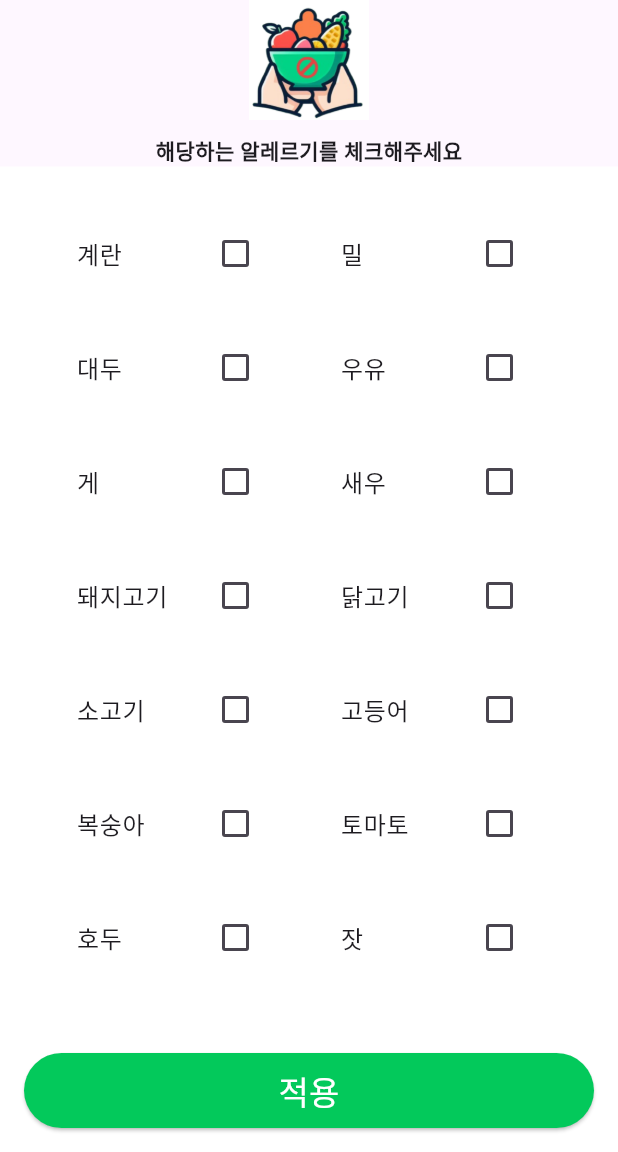
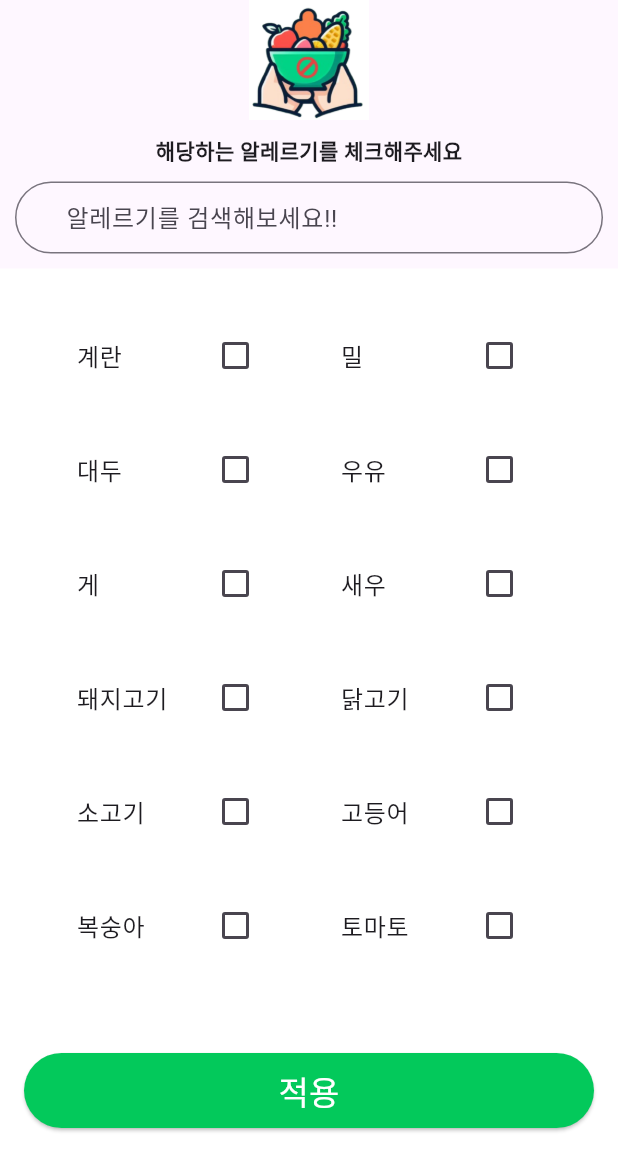
Before and after one commit to kimnambin/banergy, a Flutter app: the FilteringPage screen opened directly, on a phone screen of 412 x 824 dp, the part 84-1236 px from its top. Run offline on Flutter 3.47's test engine with Material 3 defaults, Android fonts, the light colour scheme and no system bars; our stand-ins replace beamer, carousel_slider, flutter_dotenv, image_cropper, image_picker, permission_handler and 3 more; missing offline and left inert: qr_bar_code_scanner_dialog; accounts and stored records are empty; network calls fail; Roboto replaces fonts that are missing (PretendardBold, PretendardSemiBold).

Commit message:
필터링 검색 추가

```diff
--- a/ip.txt
+++ b/ip.txt
@@ -66,6 +66,7 @@ ip 주소 수정해야 하는 부분
 //06월 27일 -> 찜한 상품들 보기 + 삭제 완료 (메인 페이지 어떻게 할지 고민...) + (찜 보는 UI 물어보기)
 //07월 02일 -> 메인 페이지 수정 (좋아요 누른 상품들 제외하고 보여주기)
 //07월 03일 -> 필터링 화면 , 메인 (유저 , 노유저 ) , 찜화면
+//07월 04일 -> 필터링에 검색 추가
 
 //테스트
 py
--- a/lib/NoUser/Nouserfiltering.dart
+++ b/lib/NoUser/Nouserfiltering.dart
@@ -10,8 +10,6 @@ import 'package:http/http.dart' as http;
 import 'dart:convert';
 // ignore: depend_on_referenced_packages
 import 'package:flutter_dotenv/flutter_dotenv.dart';
-// import 'package:flutter_banergy/bottombar.dart';
-// import 'package:flutter_banergy/mypage/mypage.dart';
 
 Future<void> main() async {
   await dotenv.load(fileName: ".env");
@@ -60,6 +58,8 @@ class _FilteringPageState extends State<FilteringPage> {
     "조개류",
     "기타"
   ];
+
+  String searchText = ''; //검색 부분 초기화
 
   Future<void> _userFiltering(
       BuildContext context, List<String?> checkListValue2) async {
@@ -153,7 +153,6 @@ class _FilteringPageState extends State<FilteringPage> {
           },
         ),
       ),
-      //bottomNavigationBar: const BottomNavBar(),
       body: Column(
         children: [
           // Image 추가
@@ -173,22 +172,35 @@ class _FilteringPageState extends State<FilteringPage> {
               fontFamily: 'PretendardSemiBold',
             ),
           ),
-          // 중앙에 정렬된 필터 영역
+          //여기가 검색부분
+          Padding(
+            padding: const EdgeInsets.all(10.0),
+            child: TextField(
+              style: const TextStyle(
+                fontFamily: 'PretendardBold',
+              ),
+              decoration: const InputDecoration(
+                hintText: '알레르기를 검색해보세요!!',
+                border: OutlineInputBorder(
+                  borderRadius: BorderRadius.all(Radius.circular(50.0)),
+                ),
+                contentPadding: EdgeInsets.only(left: 30, bottom: 13),
+              ),
+              onChanged: (value) {
+                setState(() {
+                  searchText = value;
+                });
+              },
+            ),
+          ),
+
           Expanded(
             child: Container(
               padding: const EdgeInsets.all(20.0),
               color: Colors.white,
-              child: Row(
-                children: [
-                  // 왼쪽 필터
-                  Expanded(
               child: buildFilterList(checkList2),
             ),
-                ],
           ),
-            ),
-          ),
-          // 적용 버튼 추가
           Container(
             padding: const EdgeInsets.all(16.0),
             color: Colors.white,
@@ -218,7 +230,6 @@ class _FilteringPageState extends State<FilteringPage> {
     );
   }
 
-  // 체크박스 리스트를 생성하는 함수
   Widget buildFilterList(List<String> filterList) {
     return ListView.builder(
       shrinkWrap: true,
@@ -234,6 +245,8 @@ class _FilteringPageState extends State<FilteringPage> {
           child: Row(
             children: [
               for (String filter in rowFilters)
+                if (searchText.isEmpty ||
+                    filter.toLowerCase().contains(searchText.toLowerCase()))
                   Expanded(
                     child: Container(
                       margin: const EdgeInsets.symmetric(horizontal: 5.0),
```
Also changed, not shown: lib/main_filtering_allergies.dart (+25 -0 lines), lib/mypage/mypage_filtering_allergies.dart (+23 -0 lines). Lines whose indentation alone changed are shown as unchanged.
